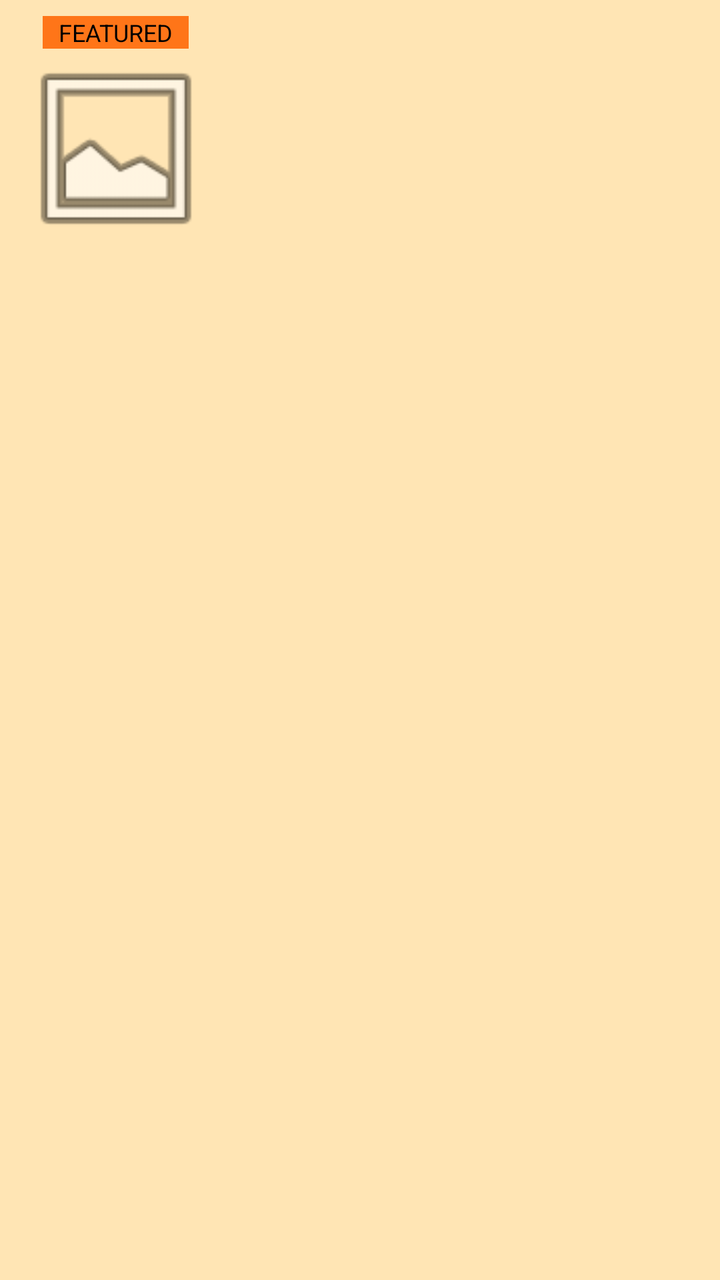
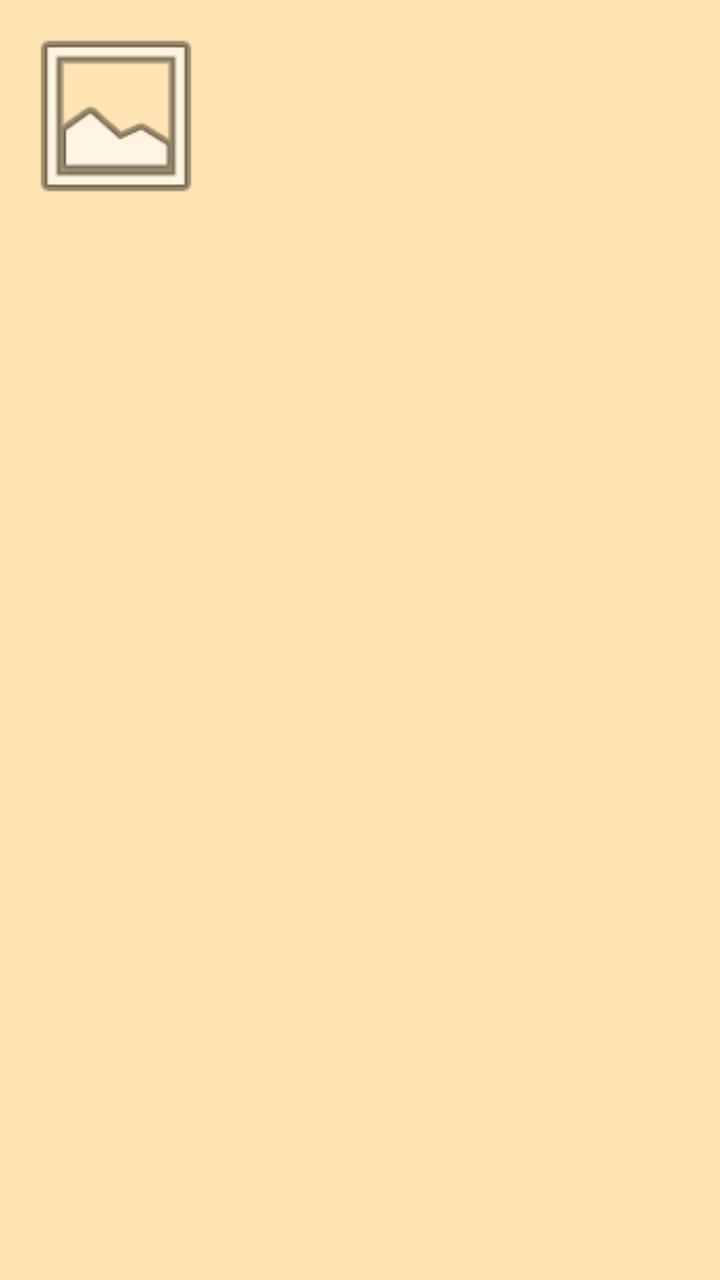

Compare the two renders of this Android layout. The source of the first and the diff that turns it into the second are given below.
<!-- AndroidManifest.xml: application theme Theme.EventsApp -->
<!-- res/layout/event_item.xml -->
<?xml version="1.0" encoding="utf-8"?>
<LinearLayout xmlns:android="http://schemas.android.com/apk/res/android"
    android:layout_width="match_parent"
    android:layout_height="wrap_content"
    android:id="@+id/event_container"
    android:orientation="horizontal"
    android:padding="8dp"
    android:layout_marginBottom="4dp"
    android:background="@color/narandzasta_svetlija"
    >

    <LinearLayout
        android:layout_width="wrap_content"
        android:layout_height="wrap_content"
        android:orientation="vertical"
        >
        <TextView
            android:id="@+id/txt_featured"
            android:layout_width="wrap_content"
            android:layout_height="wrap_content"
            android:text="@string/str_featured"
            android:textColor="@color/black"
            android:textSize="12sp"
            android:paddingLeft="8dp"
            android:paddingRight="8dp"
            android:layout_gravity="center"
            android:background="@color/narandzasta_tamnija"
            />
        <ImageView
            android:id="@+id/img_event"
            android:layout_width="100dp"
            android:layout_height="100dp"
            android:scaleType="centerCrop"
            android:src="@android:drawable/ic_menu_gallery"
            />
    </LinearLayout>


    <LinearLayout
        android:layout_width="match_parent"
        android:layout_height="match_parent"
        android:orientation="vertical"
        >
        <TextView
            android:id="@+id/txt_name"
            android:layout_width="match_parent"
            android:layout_height="match_parent"
            android:textSize="12sp"
            android:textColor="@android:color/black"
            android:textStyle="bold"
            android:layout_weight="1"
            android:gravity="start"
            />
        <TextView
            android:id="@+id/txt_category"
            android:layout_width="match_parent"
            android:layout_height="match_parent"
            android:textColor="@color/ljubicasta_tamnija"
            android:layout_weight="1"
            android:gravity="start"
            />
        <TextView
            android:id="@+id/txt_location"
            android:layout_width="match_parent"
            android:layout_height="match_parent"
            android:textColor="@color/siva"
            android:layout_weight="1"
            android:gravity="start"
            />
        <TextView
            android:id="@+id/txt_date"
            android:layout_width="match_parent"
            android:layout_height="match_parent"
            android:textColor="@color/siva"
            android:layout_weight="1"
            android:gravity="start"
            />
        
        <TextView
            android:id="@+id/txt_capacity"
            android:layout_width="match_parent"
            android:layout_height="match_parent"
            android:textColor="@color/narandzasta_tamnija"
            android:layout_weight="1"
            android:textStyle="bold"
            android:gravity="start"
            />
    </LinearLayout>

</LinearLayout>
<!-- resources referenced by this layout -->
<resources>
  <color name="black">#FF000000</color>
  <color name="ljubicasta_tamnija">#FF6200EE</color>
  <color name="narandzasta_svetlija">#FFE5B4</color>
  <color name="narandzasta_tamnija">#FF7518</color>
  <color name="siva">#808080</color>
  <string name="str_featured">FEATURED</string>
  <style name="Theme.EventsApp" parent="Base.Theme.EventsApp" />
  <style name="Base.Theme.EventsApp" parent="Theme.Material3.DayNight.NoActionBar">
          
          
      </style>
</resources>

<!-- the commit's change to res/layout/event_item.xml (unified diff, before → after) -->
@@ -2,7 +2,7 @@
 <LinearLayout xmlns:android="http://schemas.android.com/apk/res/android"
     android:layout_width="match_parent"
     android:layout_height="wrap_content"
-    android:id="@+id/event_container"
+    android:id="@+id/item_container"
     android:orientation="horizontal"
     android:padding="8dp"
     android:layout_marginBottom="4dp"
@@ -25,6 +25,7 @@
             android:paddingRight="8dp"
             android:layout_gravity="center"
             android:background="@color/narandzasta_tamnija"
+            android:visibility="gone"
             />
         <ImageView
             android:id="@+id/img_event"
@@ -42,9 +43,9 @@
         android:orientation="vertical"
         >
         <TextView
-            android:id="@+id/txt_name"
+            android:id="@+id/txt_event_name"
             android:layout_width="match_parent"
-            android:layout_height="match_parent"
+            android:layout_height="0dp"
             android:textSize="12sp"
             android:textColor="@android:color/black"
             android:textStyle="bold"
@@ -54,7 +55,7 @@
         <TextView
             android:id="@+id/txt_category"
             android:layout_width="match_parent"
-            android:layout_height="match_parent"
+            android:layout_height="0dp"
             android:textColor="@color/ljubicasta_tamnija"
             android:layout_weight="1"
             android:gravity="start"
@@ -62,7 +63,7 @@
         <TextView
             android:id="@+id/txt_location"
             android:layout_width="match_parent"
-            android:layout_height="match_parent"
+            android:layout_height="0dp"
             android:textColor="@color/siva"
             android:layout_weight="1"
             android:gravity="start"
@@ -70,7 +71,7 @@
         <TextView
             android:id="@+id/txt_date"
             android:layout_width="match_parent"
-            android:layout_height="match_parent"
+            android:layout_height="0dp"
             android:textColor="@color/siva"
             android:layout_weight="1"
             android:gravity="start"
@@ -79,7 +80,7 @@
         <TextView
             android:id="@+id/txt_capacity"
             android:layout_width="match_parent"
-            android:layout_height="match_parent"
+            android:layout_height="0dp"
             android:textColor="@color/narandzasta_tamnija"
             android:layout_weight="1"
             android:textStyle="bold"
